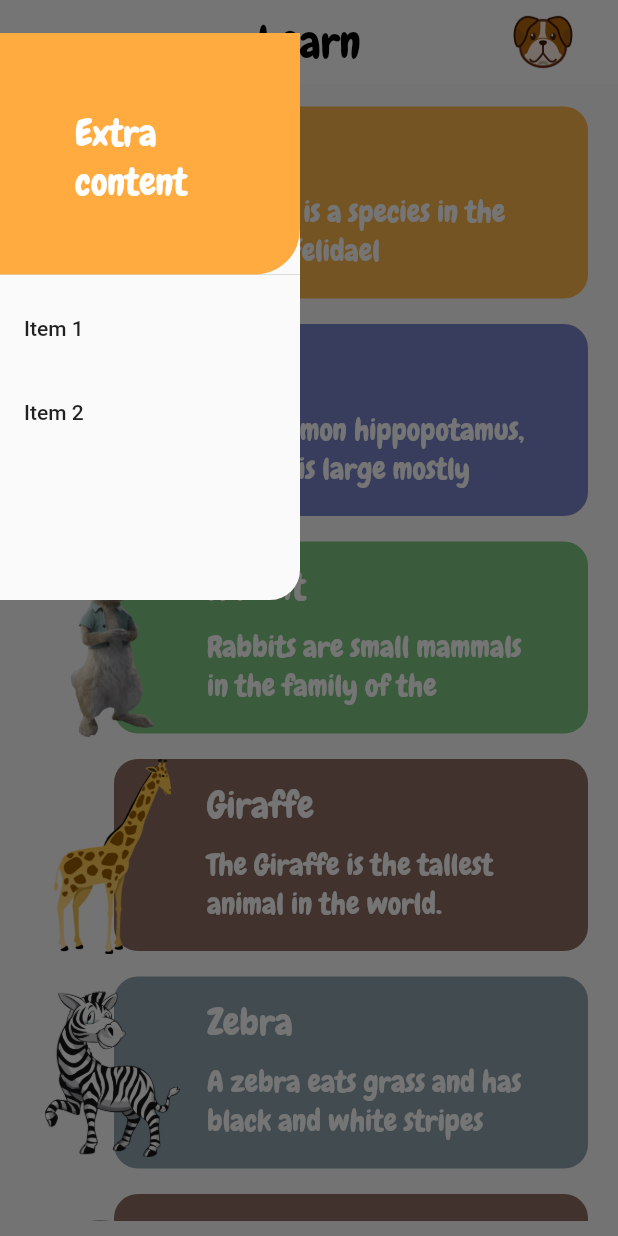
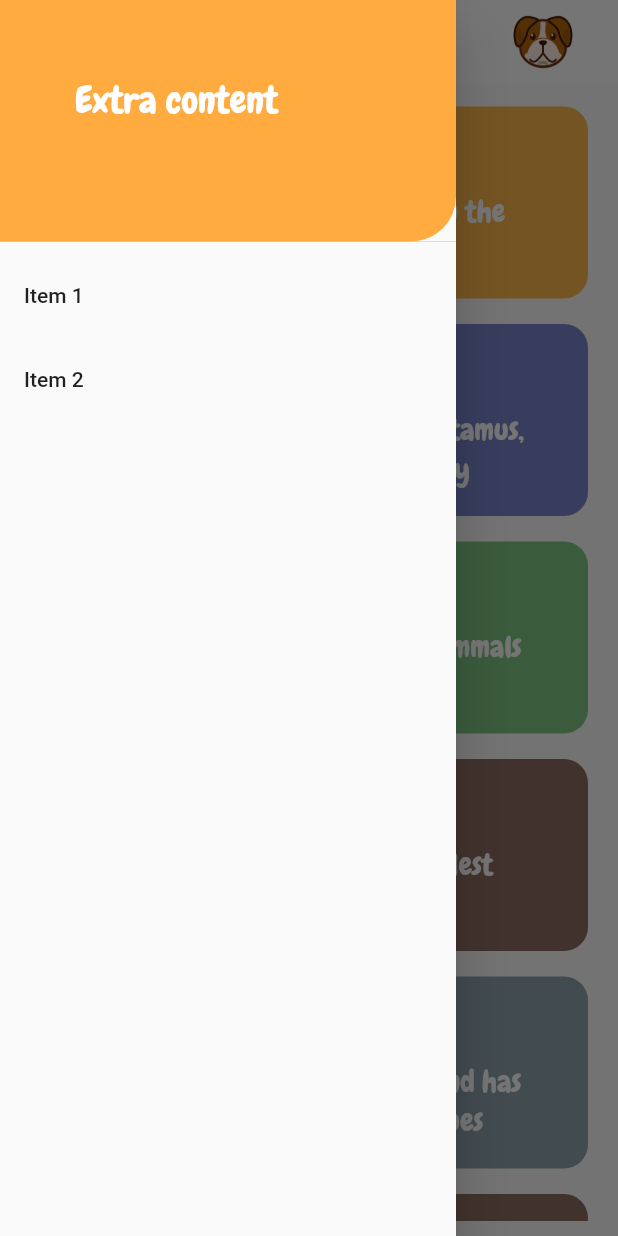
Before and after one commit to caveinn/animalApp, a Flutter app: the screen it shows after launch, with the side drawer open, on a phone screen of 412 x 824 dp. Run offline on Flutter 3.47's test engine with Material 2 defaults, Android fonts, the phone set to English and light mode, and no system bars.

```diff
--- a/lib/main.dart
+++ b/lib/main.dart
@@ -58,15 +58,7 @@ class AnimalsListPage extends StatelessWidget {
             ),
           ],
         ),
-        drawer: Column(
-          children: <Widget>[
-            Container(
-          width: 200,
-          height:400,
-          padding: EdgeInsets.only(top:22),
-          child: ClipRRect(
-            borderRadius: BorderRadius.only(bottomRight: Radius.circular(20)),
-            child: Drawer(
+        drawer: Drawer(
 
         // Add a ListView to the drawer. This ensures the user can scroll
         // through the options in the drawer if there isn't enough vertical
@@ -102,10 +94,7 @@ class AnimalsListPage extends StatelessWidget {
               },
             ),
           ],)
-        ),),
         ),
-        ]
-        ) ,
         body: Padding(
           padding: EdgeInsets.only(bottom: 10),
           child: ListView.builder(
```
